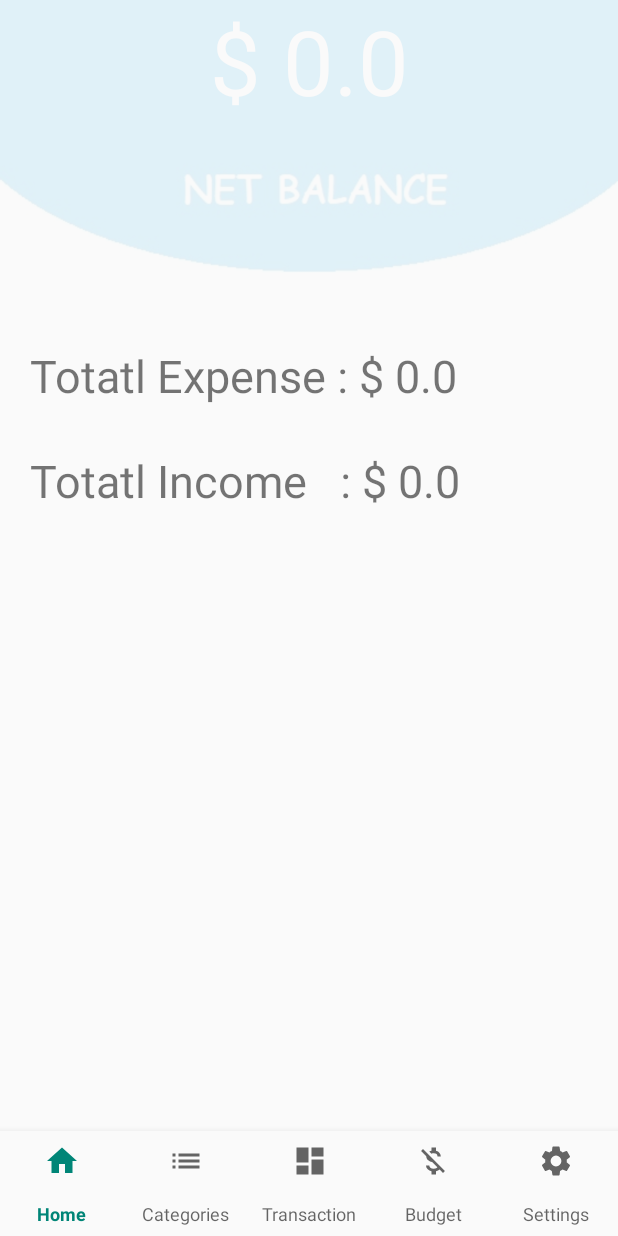
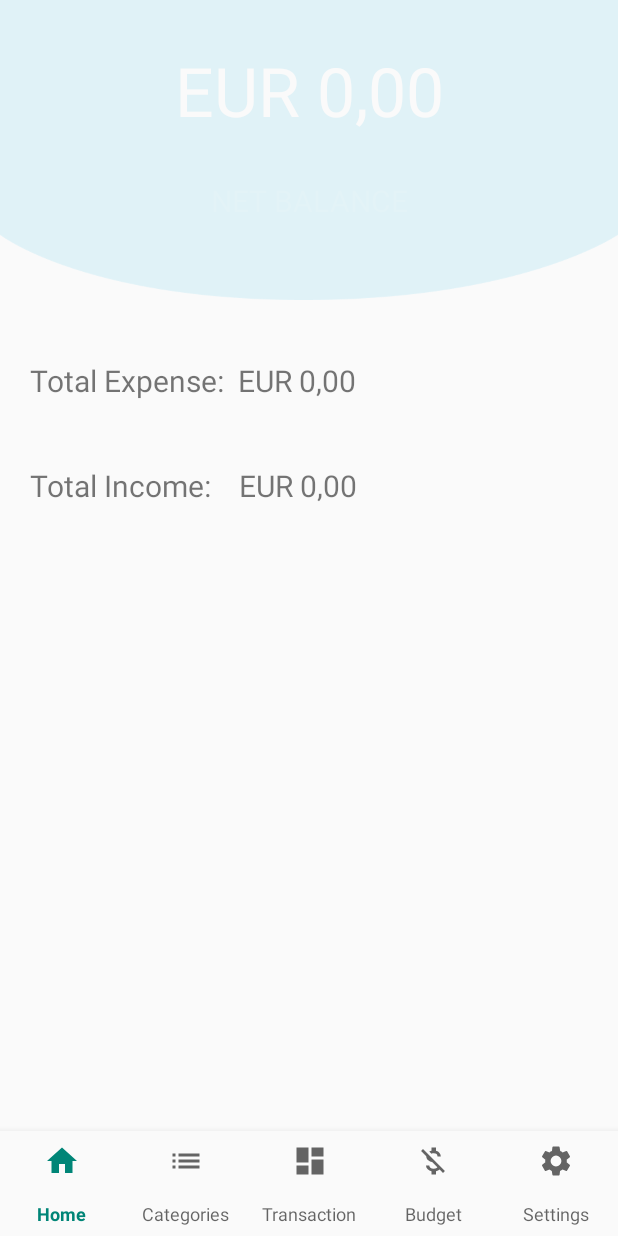
Before and after one commit to VishnuJayanand/PocketControl, an Android app: the screen it shows after launch (MainActivity), on a phone screen of 412 x 824 dp. Run offline under Robolectric (Android 15) with nearby library versions, the phone set to English and light mode, and no system bars; our stand-ins replace Room's generated code.

Commit message:
adjust home screen formatting + add colors in transactions screen

```diff
--- a/app/src/main/java/com/droidlabs/pocketcontrol/ui/home/HomeFragment.java
+++ b/app/src/main/java/com/droidlabs/pocketcontrol/ui/home/HomeFragment.java
@@ -17,13 +17,15 @@ import com.droidlabs.pocketcontrol.db.transaction.Transaction;
 import com.droidlabs.pocketcontrol.db.transaction.TransactionDao;
 
 import java.util.List;
+import java.util.Locale;
 
 
 public class HomeFragment extends Fragment {
 
+    private static final Locale DEFAULT_LOCATION = Locale.GERMANY;
     private PocketControlDB db = PocketControlDB.getDatabase(getContext());
     private Animation topAnimation;
-    private TextView textViewAmount, textViewExpense, textViewIncome;
+    private TextView textViewAmount, textViewExpense, textViewIncome, textViewNetBalance;
     private TransactionDao transactionDao;
     private Float totalAmount = 0f;
     private Float totalExpense = 0f;
@@ -37,11 +39,13 @@ public class HomeFragment extends Fragment {
         View view = inf.inflate(R.layout.fragment_home, container, false);
 
         textViewAmount = view.findViewById(R.id.homeScreenTop);
+        textViewNetBalance = view.findViewById(R.id.homeScreenNetBalanceText);
         textViewIncome = view.findViewById(R.id.homeScreenTotalIncome);
         textViewExpense = view.findViewById(R.id.homeScreenTotalExpense);
 
         topAnimation = AnimationUtils.loadAnimation(getContext(), R.anim.top_animation);
         textViewAmount.setAnimation(topAnimation);
+        textViewNetBalance.setAnimation(topAnimation);
 
         transactionDao = db.transactionDao();
         allTransactions = transactionDao.getAllTransactions();
@@ -57,9 +61,9 @@ public class HomeFragment extends Fragment {
         }
         totalAmount =  totalIncome - totalExpense;
 
-        textViewExpense.setText("Totatl Expense : $ " + totalExpense.toString());
-        textViewIncome.setText("Totatl Income   : $ " + totalIncome.toString());
-        textViewAmount.setText("$ " + totalAmount.toString());
+        textViewExpense.setText(String.format(DEFAULT_LOCATION, "Total Expense:  EUR %.2f", totalExpense));
+        textViewIncome.setText(String.format(DEFAULT_LOCATION, "Total Income:    EUR %.2f", totalIncome));
+        textViewAmount.setText(String.format(DEFAULT_LOCATION, "EUR %.2f", totalAmount));
 
         return view;
     }
--- a/app/src/main/java/com/droidlabs/pocketcontrol/ui/transaction/TransactionListAdapter.java
+++ b/app/src/main/java/com/droidlabs/pocketcontrol/ui/transaction/TransactionListAdapter.java
@@ -2,7 +2,6 @@ package com.droidlabs.pocketcontrol.ui.transaction;
 
 import android.app.DatePickerDialog;
 import android.content.Context;
-import android.graphics.Color;
 import android.view.LayoutInflater;
 import android.view.View;
 import android.view.ViewGroup;
@@ -12,6 +11,7 @@ import android.widget.ImageView;
 import android.widget.TextView;
 
 import androidx.annotation.NonNull;
+import androidx.core.content.ContextCompat;
 import androidx.recyclerview.widget.RecyclerView;
 
 import com.droidlabs.pocketcontrol.R;
@@ -68,6 +68,7 @@ public final class TransactionListAdapter extends RecyclerView.Adapter<Transacti
     public void onBindViewHolder(final @NonNull TransactionViewHolder holder, final int position) {
         if (transactions != null) {
             Transaction current = transactions.get(position);
+            Context context = holder.transactionAmount.getContext();
 
             //get the Transaction information:
             Long date = current.getDate();
@@ -81,14 +82,15 @@ public final class TransactionListAdapter extends RecyclerView.Adapter<Transacti
 
 
             if (type == 1) {
-                holder.transactionType.setTextColor(Color.parseColor("#F44336"));
                 typeAsString = "Expense";
-                amountToString = " -" + amountToString;
+                holder.transactionType.setTextColor(ContextCompat.getColor(context, R.color.colorExpense));
+                holder.transactionAmount.setTextColor(ContextCompat.getColor(context, R.color.colorExpense));
+                amountToString = "- " + amountToString;
             } else {
-                holder.transactionType.setTextColor(Color.parseColor("#4CAF50"));
                 typeAsString = "Income";
-                holder.transactionAmount.setTextColor(Color.parseColor("#4CAF50"));
-                amountToString = " +" + amountToString;
+                holder.transactionType.setTextColor(ContextCompat.getColor(context, R.color.colorIncome));
+                holder.transactionAmount.setTextColor(ContextCompat.getColor(context, R.color.colorIncome));
+                amountToString = "+ " + amountToString;
             }
 
             if (category != null) {
--- a/app/src/main/res/layout/fragment_home.xml
+++ b/app/src/main/res/layout/fragment_home.xml
@@ -1,6 +1,7 @@
 <?xml version="1.0" encoding="utf-8"?>
 <RelativeLayout xmlns:android="http://schemas.android.com/apk/res/android"
     xmlns:app="http://schemas.android.com/apk/res-auto"
+    xmlns:tools="http://schemas.android.com/tools"
     android:layout_width="match_parent"
     android:layout_height="match_parent">
 
@@ -14,36 +15,48 @@
             android:id="@+id/homeScreenTop"
             android:layout_width="match_parent"
             android:layout_height="wrap_content"
-            android:background="@drawable/homescreentop"
+            android:background="@drawable/homescreentop_png"
+            android:fontFamily="sans-serif"
+            android:paddingTop="30dp"
             android:textAlignment="center"
             android:textColor="#FFFFFF"
             android:textColorHighlight="#EDF4F6"
             android:textColorLink="#337BB5"
-            android:textSize="60dp" />
+            android:textSize="@dimen/home_text_net_balance" />
+
+        <TextView
+            android:id="@+id/homeScreenNetBalanceText"
+            android:layout_width="match_parent"
+            android:layout_height="wrap_content"
+            android:layout_marginTop="-80dp"
+            android:text="@string/home_screen_net_balance"
+            android:textAlignment="center"
+            android:textColor="#FFFFFF"
+            android:textSize="@dimen/home_text_income_expense"
+            android:visibility="visible" />
+
     </LinearLayout>
 
     <LinearLayout
         android:layout_width="match_parent"
-        android:layout_height="200dp"
-        android:orientation="vertical"
-        android:layout_marginTop="200dp">
+        android:layout_height="wrap_content"
+        android:layout_marginTop="240dp"
+        android:orientation="vertical">
 
         <TextView
+            android:id="@+id/homeScreenTotalExpense"
             android:layout_width="match_parent"
             android:layout_height="40dp"
-            android:id="@+id/homeScreenTotalExpense"
-            android:textSize="30dp"
+            android:layout_marginStart="20dp"
+            android:textSize="@dimen/home_text_income_expense" />
+
+        <TextView
+            android:id="@+id/homeScreenTotalIncome"
+            android:layout_width="match_parent"
+            android:layout_height="40dp"
             android:layout_marginStart="20dp"
             android:layout_marginTop="30dp"
-            />
-        <TextView
-            android:layout_width="match_parent"
-            android:layout_height="40dp"
-            android:id="@+id/homeScreenTotalIncome"
-            android:textSize="30dp"
-            android:layout_marginStart="20dp"
-            android:layout_marginTop="30dp"
-            />
+            android:textSize="@dimen/home_text_income_expense" />
 
     </LinearLayout>
 
--- a/app/src/main/res/values/colors.xml
+++ b/app/src/main/res/values/colors.xml
@@ -3,6 +3,8 @@
     <color name="colorPrimary">#008577</color>
     <color name="colorPrimaryDark">#00574B</color>
     <color name="colorAccent">#D81B60</color>
+    <color name="colorIncome">#18B120</color>
+    <color name="colorExpense">#D81B1B</color>
     <color name="buttonLabel">#FFFFFF</color>
     <color name="inputContrastBackground">#F8F8F8</color>
     <color name="inputBackground">#FFFFFF</color>
--- a/app/src/main/res/values/dimens.xml
+++ b/app/src/main/res/values/dimens.xml
@@ -8,4 +8,6 @@
     <dimen name="inputBorderThickness">2dip</dimen>
     <dimen name="inputPadding">20dip</dimen>
     <dimen name="inputSize">18sp</dimen>
+    <dimen name="home_text_net_balance">45sp</dimen>
+    <dimen name="home_text_income_expense">20sp</dimen>
 </resources>
--- a/app/src/main/res/values/strings.xml
+++ b/app/src/main/res/values/strings.xml
@@ -10,4 +10,5 @@
     <string name="choosse_transactiontype">Choosse TransactionType :</string>
     <string name="fraction">%1$d/%2$d</string>
     <string name="choose_transaction_method">Choose Transaction Method :</string>
+    <string name="home_screen_net_balance">NET BALANCE</string>
 </resources>
```
Also changed, not shown: app/src/main/res/drawable/homescreentop.jpg (deleted), app/src/main/res/drawable/homescreentop_png.png (added).
